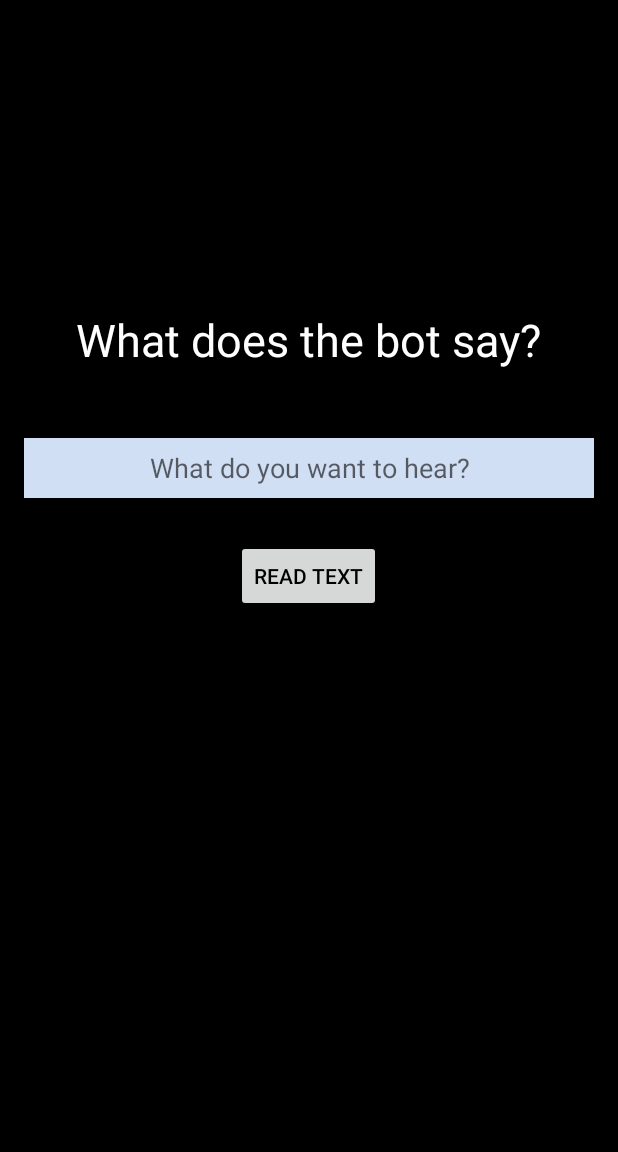
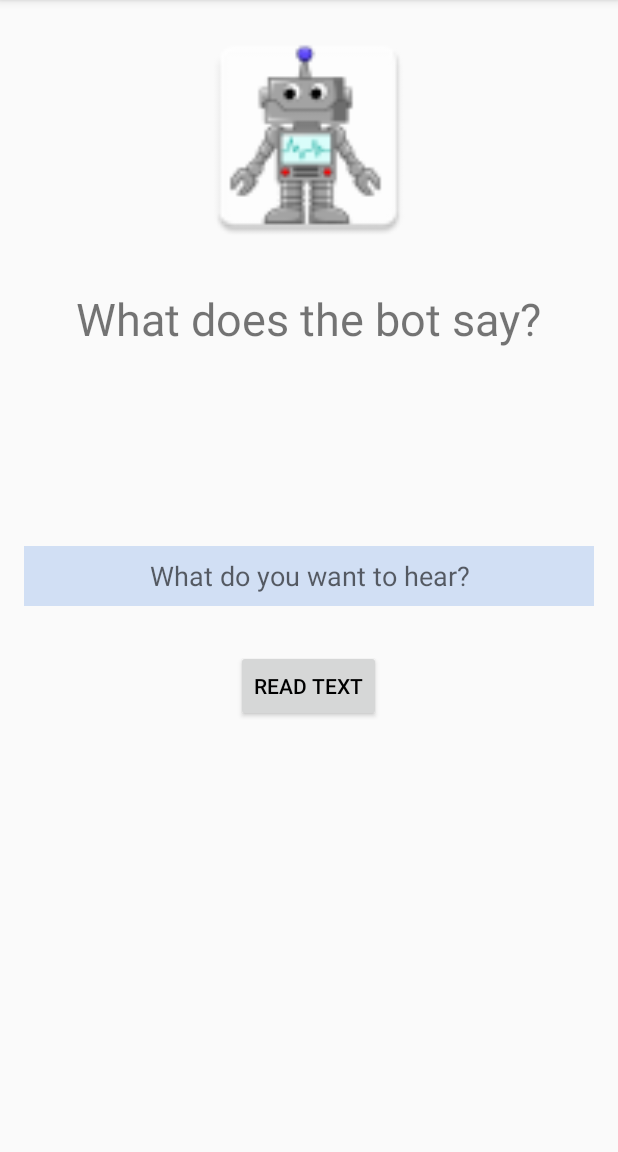
Before and after one commit to evonneng/PronunciationApp, an Android app: the screen it shows after launch (MainActivity), on a phone screen of 412 x 824 dp, the part 84-1236 px from its top. Run offline under Robolectric (Android 15) with nearby library versions, the phone set to English and light mode, and no system bars.

Commit message:
reformatted MainActivity and added PlayBack Activity

```diff
--- a/app/src/main/res/layout/content_main.xml
+++ b/app/src/main/res/layout/content_main.xml
@@ -8,7 +8,6 @@
     android:paddingLeft="@dimen/activity_horizontal_margin"
     android:paddingRight="@dimen/activity_horizontal_margin"
     android:paddingTop="@dimen/activity_vertical_margin"
-    android:background="@color/black"
     app:layout_behavior="@string/appbar_scrolling_view_behavior"
     tools:context="example.com.pronunciationapp.MainActivity"
     tools:showIn="@layout/activity_main">
@@ -18,11 +17,10 @@
         android:layout_height="wrap_content"
         android:textSize="30dp"
         android:text="What does the bot say?"
-        android:textColor="@color/white"
         android:id="@+id/textView"
-        android:layout_marginBottom="45dp"
-        android:layout_above="@+id/editText"
-        android:layout_centerHorizontal="true" />
+        android:layout_below="@+id/robotView"
+        android:layout_centerHorizontal="true"
+        android:layout_marginTop="26dp" />
 
     <EditText
         android:layout_width="wrap_content"
@@ -31,11 +29,9 @@
         android:textAlignment="center"
         android:background="@color/grey"
         android:hint="@string/edit_text"
-        android:layout_above="@+id/button"
-        android:layout_centerHorizontal="true"
-        android:layout_marginBottom="28dp"
-        android:layout_alignParentEnd="true"
-        android:layout_alignParentStart="true" />
+        android:layout_centerVertical="true"
+        android:layout_alignParentStart="true"
+        android:layout_alignParentEnd="true" />
 
     <Button
         style="?android:attr/buttonStyleSmall"
@@ -44,6 +40,17 @@
         android:textColor="@color/black"
         android:text="@string/button"
         android:id="@+id/button"
-        android:layout_centerVertical="true"
+        android:layout_below="@+id/editText"
+        android:layout_centerHorizontal="true"
+        android:layout_marginTop="29dp" />
+
+    <ImageView
+        android:layout_width="150dp"
+        android:layout_height="150dp"
+        android:id="@+id/robotView"
+        android:src="@mipmap/robot"
+        android:contentDescription="@string/robot"
+        android:layout_alignParentTop="true"
         android:layout_centerHorizontal="true" />
+
 </RelativeLayout>
--- a/app/src/main/res/values/strings.xml
+++ b/app/src/main/res/values/strings.xml
@@ -3,4 +3,6 @@
     <string name="action_settings">Settings</string>
     <string name="edit_text">What do you want to hear?</string>
     <string name="button">Read text</string>
+    <string name="title_activity_play_back">PlayBack</string>
+    <string name="robot">robot</string>
 </resources>
```
Also changed, not shown: app/src/main/AndroidManifest.xml (+9 -0 lines), app/src/main/java/example/com/pronunciationapp/MainActivity.java (+1 -9 lines), app/src/main/java/example/com/pronunciationapp/PlayBack.java (added, +21 -0 lines), app/src/main/res/layout/activity_play_back.xml (added, +26 -0 lines), app/src/main/res/layout/content_play_back.xml (added, +15 -0 lines), app/src/main/ic_launcher-web.png (added), app/src/main/res/mipmap-hdpi/ic_launcher.png, app/src/main/res/mipmap-hdpi/robot.png (added), app/src/main/res/mipmap-mdpi/ic_launcher.png, app/src/main/res/mipmap-mdpi/robot.png (added), app/src/main/res/mipmap-xhdpi/ic_launcher.png, app/src/main/res/mipmap-xhdpi/robot.png (added), app/src/main/res/mipmap-xxhdpi/ic_launcher.png, app/src/main/res/mipmap-xxhdpi/robot.png (added), 3 more files.
